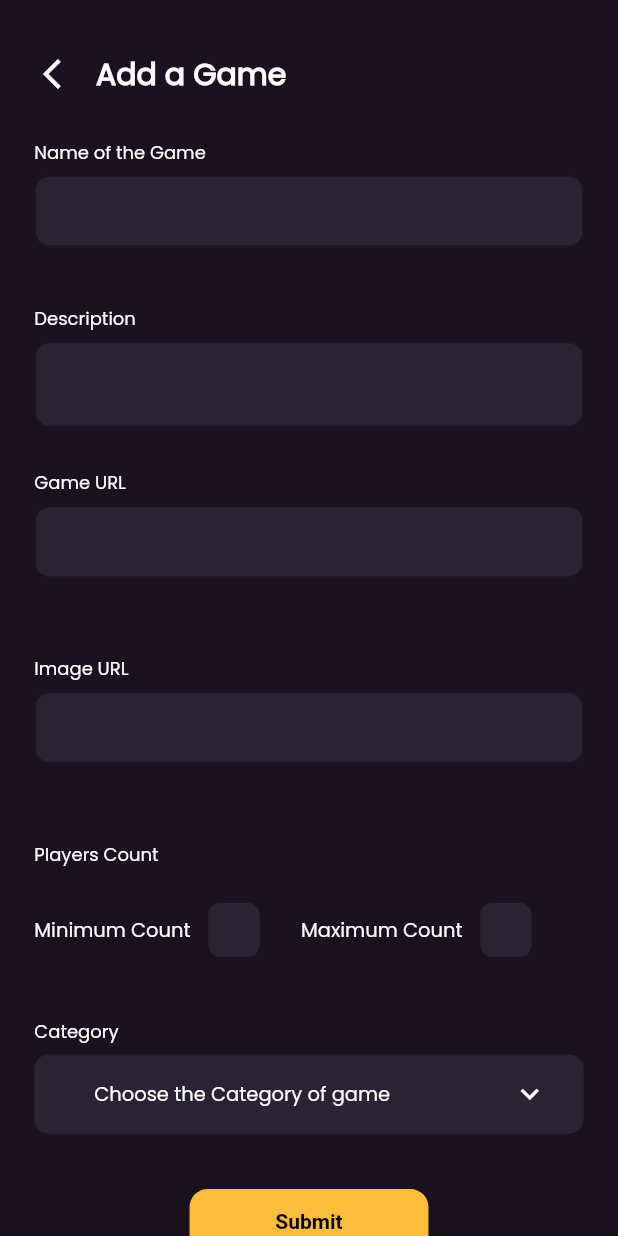
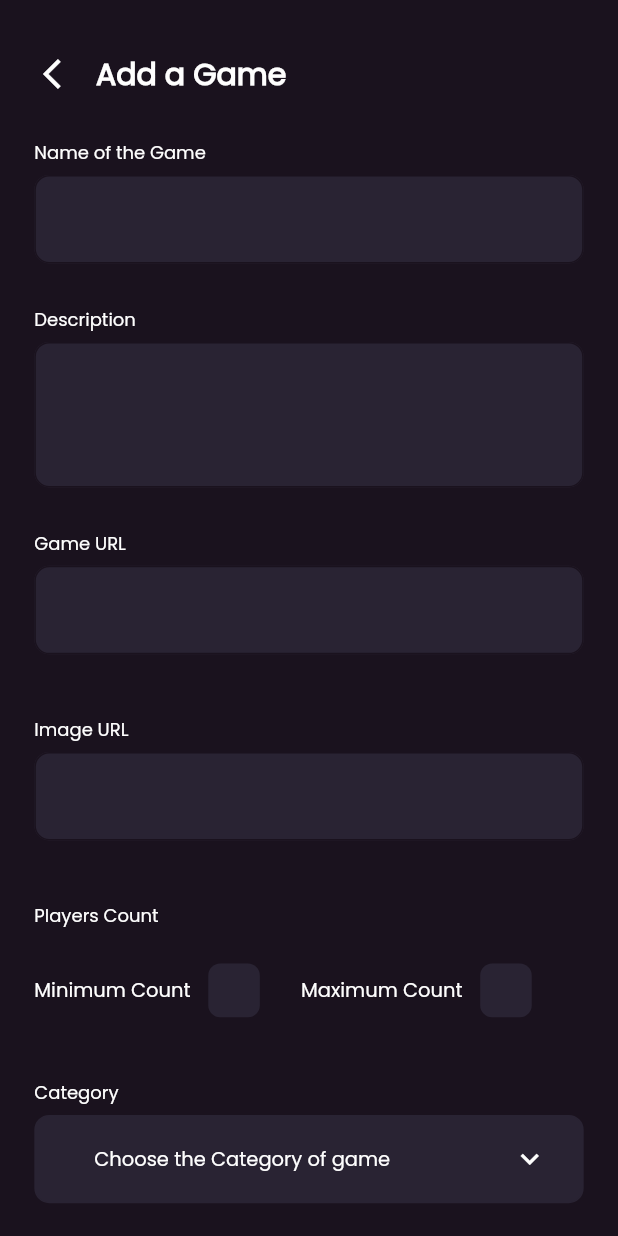
Before and after one commit to masshariharan/fidigames, a Flutter app: the FidigamesList screen opened by its route, after a tap on "+ Add Games", on a phone screen of 412 x 824 dp. Run offline on Flutter 3.47's test engine with Material 2 defaults, Android fonts, the phone set to English and light mode, and no system bars; drawn by our look-alikes of dropdown_button2; our stand-ins replace logger, shared_preferences; accounts and stored records are empty; network calls fail.

Commit message:
code corrections

```diff
--- a/lib/screens/fidigames_list.dart
+++ b/lib/screens/fidigames_list.dart
@@ -95,7 +95,13 @@ class _FidigamesListState extends State<FidigamesList> {
                     height: height / 35.8,
                   ),
                   Expanded(
-                    child: ListView.builder(
+                    child: gamesData.isEmpty
+                        ? const Center(
+                            child: Text(
+                            'No Data',
+                            style: textStyle,
+                          ))
+                        : ListView.builder(
                             itemCount: selectedValue == null
                                 ? gamesData.length
                                 : categoryData.length,
@@ -110,16 +116,19 @@ class _FidigamesListState extends State<FidigamesList> {
                                   content: gamesData[index]['game_url'],
                                   n1: gamesData[index]['game_minp'],
                                   n2: gamesData[index]['game_maxp'],
-                              likesCount: gamesData[index]['game_likes_count'],
+                                  likesCount: gamesData[index]
+                                      ['game_likes_count'],
                                   iconWidget: IconButton(
                                       onPressed: () {
-                                    if (gamesData[index]['game_likes_count'] <
+                                        if (gamesData[index]
+                                                ['game_likes_count'] <
                                             1) {
                                           setState(() {
                                             addLikeService.addLike(
                                                 likesCount:
                                                     '${gamesData[index]['game_likes_count'] = gamesData[index]['game_likes_count'] + 1}',
-                                            idNum: '${gamesData[index]['id']}');
+                                                idNum:
+                                                    '${gamesData[index]['id']}');
                                           });
                                         } else if (gamesData[index]
                                                 ['game_likes_count'] >
@@ -128,7 +137,8 @@ class _FidigamesListState extends State<FidigamesList> {
                                             removeLikeService.removeLike(
                                                 likesCount:
                                                     '${gamesData[index]['game_likes_count'] - 1}',
-                                            idNum: '${gamesData[index]['id']}');
+                                                idNum:
+                                                    '${gamesData[index]['id']}');
                                           });
                                         }
                                       },
@@ -142,8 +152,15 @@ class _FidigamesListState extends State<FidigamesList> {
                                             : AppColor.buttonBackgroundColor,
                                       )),
                                 );
-                          } else if (selectedValue != null) {
-                            return ReusableCard(
+                              }
+                              return selectedValue !=
+                                      categoryData[index]["game_category"]
+                                  ? const Center(
+                                      child: Text(
+                                      'No Data',
+                                      style: textStyle,
+                                    ))
+                                  : ReusableCard(
                                       image: Image.network(
                                         categoryData[index]['game_image_url'],
                                         fit: BoxFit.fill,
@@ -183,15 +200,10 @@ class _FidigamesListState extends State<FidigamesList> {
                                                         ['game_likes_count'] ==
                                                     0
                                                 ? AppColor.primaryTextColor
-                                        : AppColor.buttonBackgroundColor,
+                                                : AppColor
+                                                    .buttonBackgroundColor,
                                           )),
                                     );
-                          }
-                          return Center(
-                              child: Text(
-                            'No Data',
-                            style: textStyle.copyWith(fontSize: textSize * 18),
-                          ));
                             }),
                   ),
                 ],
--- a/lib/screens/games_add_view.dart
+++ b/lib/screens/games_add_view.dart
@@ -77,8 +77,6 @@ class _GamesAddViewState extends State<GamesAddView> {
                     padding: EdgeInsets.only(
                       top: height / 140,
                     ),
-                    child: SizedBox(
-                        height: height / 14,
                     child: ReusableTextField(
                       controller: gameNameController,
                       num: 1,
@@ -88,7 +86,7 @@ class _GamesAddViewState extends State<GamesAddView> {
                         }
                         return null;
                       },
-                        )),
+                    ),
                   ),
                   SizedBox(
                     height: height / 29,
@@ -117,8 +115,6 @@ class _GamesAddViewState extends State<GamesAddView> {
                     padding: EdgeInsets.only(
                       top: height / 140,
                     ),
-                    child: SizedBox(
-                        height: height / 14,
                     child: ReusableTextField(
                       controller: gameURLController,
                       num: 1,
@@ -128,7 +124,7 @@ class _GamesAddViewState extends State<GamesAddView> {
                         }
                         return null;
                       },
-                        )),
+                    ),
                   ),
                   SizedBox(
                     height: height / 20,
@@ -138,8 +134,6 @@ class _GamesAddViewState extends State<GamesAddView> {
                     padding: EdgeInsets.only(
                       top: height / 140,
                     ),
-                    child: SizedBox(
-                        height: height / 14,
                     child: ReusableTextField(
                       controller: imageURLController,
                       num: 1,
@@ -149,7 +143,7 @@ class _GamesAddViewState extends State<GamesAddView> {
                         }
                         return null;
                       },
-                        )),
+                    ),
                   ),
                   SizedBox(
                     height: height / 20,
@@ -177,16 +171,13 @@ class _GamesAddViewState extends State<GamesAddView> {
                     height: height / 20,
                   ),
                   HeadingText(text: 'Category', textSize: textSize),
-                  SizedBox(
-                    height: height / 14,
-                    child: GameCategoryDropdown(
+                  GameCategoryDropdown(
                     selectedValue: selectedValue,
                     onChanged: (value) {
                       setState(() {
                         selectedValue = value as String;
                       });
                     },
-                    ),
                   ),
                   SizedBox(
                     height: height / 24,
--- a/lib/widgets/custom_widgets.dart
+++ b/lib/widgets/custom_widgets.dart
@@ -22,9 +22,8 @@ class ReusableTextField extends StatelessWidget {
         style: const TextStyle(color: AppColor.primaryTextColor),
         cursorColor: AppColor.primaryBackgroundColor,
         decoration: textFieldDecoration.copyWith(
-            hintText: text,
-            contentPadding:
-                const EdgeInsets.symmetric(vertical: 0, horizontal: 5)));
+          hintText: text,
+        ));
   }
 }
 
```
Lines whose indentation alone changed are shown as unchanged.
